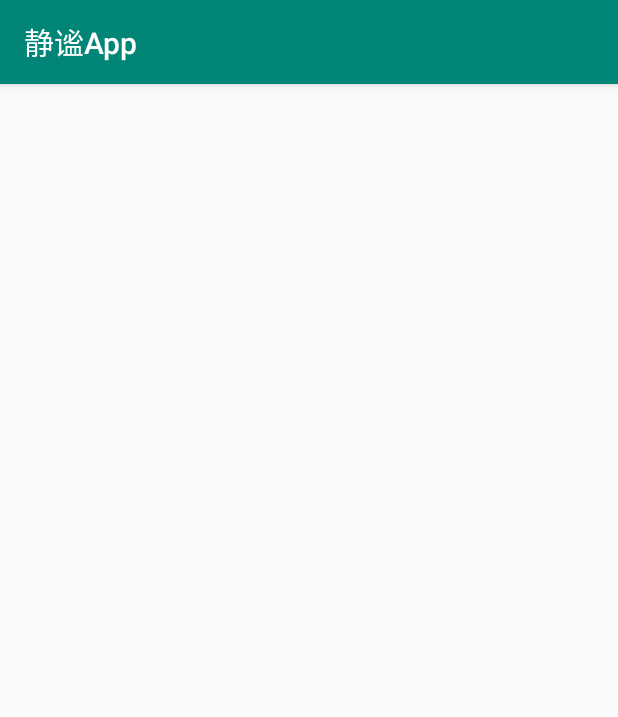
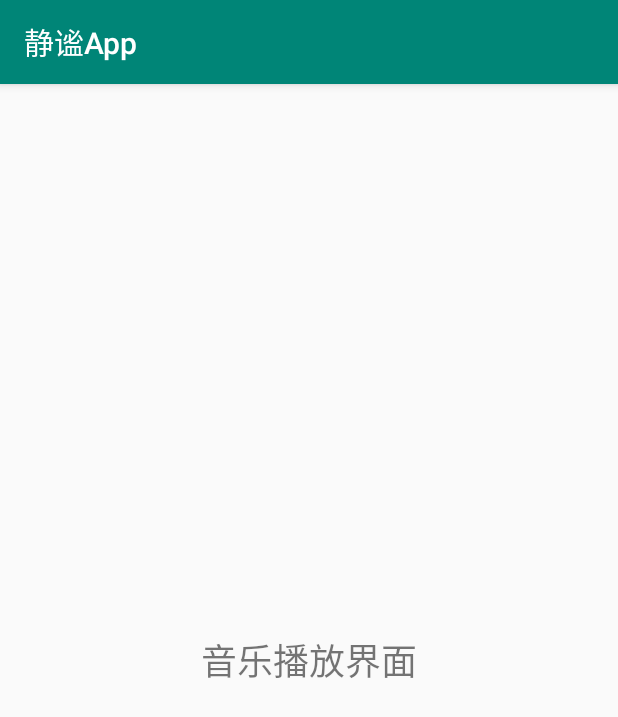
Before and after one commit to Vircsr/Tranquil, an Android app: the PlayerActivity screen opened directly, with no data from a screen before it, on a phone screen of 412 x 824 dp. Shown: the top 717 px of the screen. Run offline under Robolectric (Android 15) with nearby library versions, the phone set to English and light mode, and no system bars.

Commit message:
新增了GridView ,并从网络中读取图片

```diff
--- a/app/build.gradle
+++ b/app/build.gradle
@@ -29,4 +29,6 @@ dependencies {
     implementation files('libs/xUtils-2.6.14.jar')
     implementation 'com.android.support:support-v4:27.1.1'
     implementation 'com.android.support:gridlayout-v7:27.1.1'
+    implementation 'com.github.bumptech.glide:glide:4.8.0'
+    annotationProcessor 'com.github.bumptech.glide:compiler:4.8.0'
 }
--- a/app/src/main/res/layout/activity_player.xml
+++ b/app/src/main/res/layout/activity_player.xml
@@ -1,9 +1,15 @@
 <?xml version="1.0" encoding="utf-8"?>
-<android.support.constraint.ConstraintLayout xmlns:android="http://schemas.android.com/apk/res/android"
-    xmlns:app="http://schemas.android.com/apk/res-auto"
-    xmlns:tools="http://schemas.android.com/tools"
-    android:layout_width="match_parent"
-    android:layout_height="match_parent"
-    tools:context=".PlayerActivity">
+<LinearLayout xmlns:android="http://schemas.android.com/apk/res/android"
+xmlns:tools="http://schemas.android.com/tools"
+android:layout_width="match_parent"
+android:layout_height="match_parent"
+android:gravity="center"
+tools:context=".PlayerActivity">
 
-</android.support.constraint.ConstraintLayout>
+
+<TextView
+    android:layout_width="wrap_content"
+    android:layout_height="wrap_content"
+    android:text="音乐播放界面"
+    android:textSize="24sp" />
+</LinearLayout>
--- a/app/src/main/res/layout/grid_item.xml
+++ b/app/src/main/res/layout/grid_item.xml
@@ -5,11 +5,12 @@
     android:orientation="vertical">
 
     <ImageView
-        android:id="@+id/grid_id"
+        android:id="@+id/image_id"
         android:layout_width="match_parent"
         android:layout_height="126dp" />
 
     <TextView
+        android:id="@+id/text_id"
         android:layout_width="match_parent"
         android:layout_height="64dp"
         android:layout_marginTop="7dp"
```
Also changed, not shown: app/src/main/java/adapter/GridViewAdapter.java (+38 -20 lines), app/src/main/java/entity/MusicInfo.java (added, +22 -0 lines), app/src/main/java/frag/FragmentDiscover.java (+46 -4 lines).
